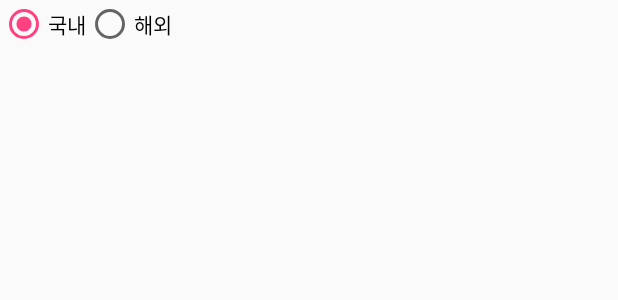
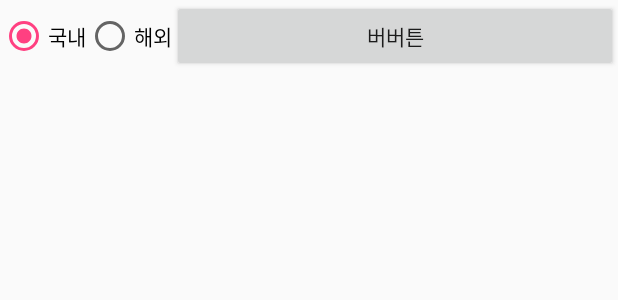
Before and after one commit to dhukim/Travel_Plan_Project, an Android app: the layout activity_main.xml on its own in the app's theme, with its tools: preview values and no code run, on a phone screen of 412 x 824 dp. Shown: the top 300 px of the screen. Run offline under Robolectric (Android 15) with nearby library versions, the phone set to English and light mode, and no system bars.

Commit message:
버튼등록
테스트

```diff
--- a/app/src/main/res/layout/activity_main.xml
+++ b/app/src/main/res/layout/activity_main.xml
@@ -28,6 +28,12 @@
             android:layout_height="wrap_content"
             android:text="@string/oversea"
             />
+
+        <Button
+            android:layout_width="wrap_content"
+            android:layout_height="wrap_content"
+            android:layout_weight="1"
+            android:text="버버튼" />
     </RadioGroup>
 
 </android.support.constraint.ConstraintLayout>
```
